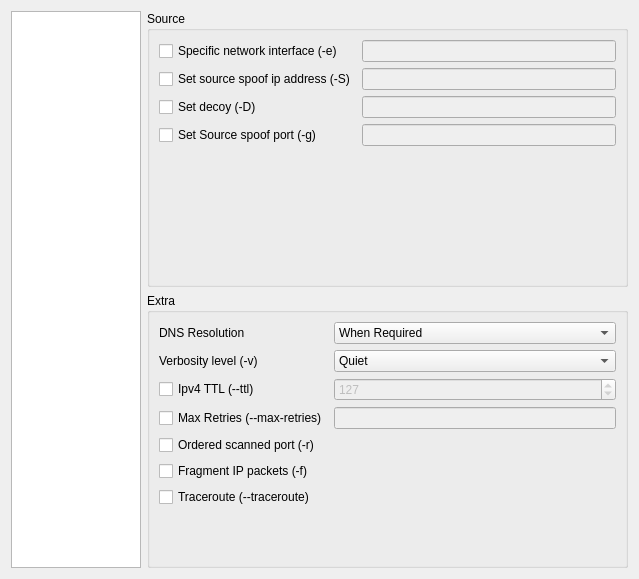
The window that src/app/ui/profilerdialog.ui (nmapsi4/nmapsi4) describes before a commit, drawn with Qt 5.
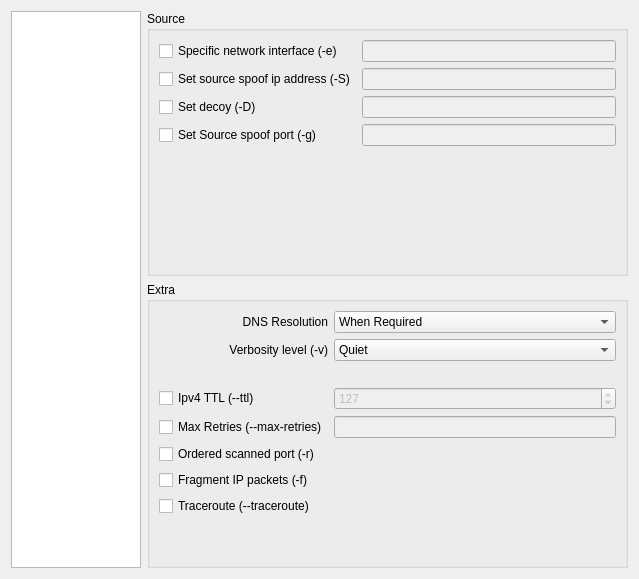
The same window after the commit. The open tabs and pages were chosen to show the change. Icons and pictures are not drawn.

Commit message: update QLabel align

Diff of the .ui file:
```diff
--- a/src/app/ui/profilerdialog.ui
+++ b/src/app/ui/profilerdialog.ui
@@ -962,6 +962,9 @@
                   <property name="text">
                    <string>DNS Resolution</string>
                   </property>
+                  <property name="alignment">
+                   <set>Qt::AlignRight|Qt::AlignTrailing|Qt::AlignVCenter</set>
+                  </property>
                   <property name="buddy">
                    <cstring>comboDNSResolv</cstring>
                   </property>
@@ -991,6 +994,9 @@
                   <property name="text">
                    <string>Verbosity level (-v)</string>
                   </property>
+                  <property name="alignment">
+                   <set>Qt::AlignRight|Qt::AlignTrailing|Qt::AlignVCenter</set>
+                  </property>
                   <property name="buddy">
                    <cstring>comboVerbosity</cstring>
                   </property>
@@ -1025,28 +1031,28 @@
                   </item>
                  </widget>
                 </item>
-                <item row="5" column="0">
+                <item row="6" column="0">
                  <widget class="QCheckBox" name="checkOrdered">
                   <property name="text">
                    <string>Ordered scanned port (-r)</string>
                   </property>
                  </widget>
                 </item>
-                <item row="6" column="0">
+                <item row="7" column="0">
                  <widget class="QCheckBox" name="checkFrag">
                   <property name="text">
                    <string>Fragment IP packets (-f)</string>
                   </property>
                  </widget>
                 </item>
-                <item row="3" column="0">
+                <item row="4" column="0">
                  <widget class="QCheckBox" name="TcheckIpv4ttl">
                   <property name="text">
                    <string>Ipv4 TTL (--ttl)</string>
                   </property>
                  </widget>
                 </item>
-                <item row="3" column="1">
+                <item row="4" column="1">
                  <widget class="QSpinBox" name="spinBoxIpv4ttl">
                   <property name="enabled">
                    <bool>false</bool>
@@ -1059,27 +1065,43 @@
                   </property>
                  </widget>
                 </item>
-                <item row="4" column="0">
+                <item row="5" column="0">
                  <widget class="QCheckBox" name="checkMaxRetries">
                   <property name="text">
                    <string>Max Retries (--max-retries)</string>
                   </property>
                  </widget>
                 </item>
-                <item row="4" column="1">
+                <item row="5" column="1">
                  <widget class="QLineEdit" name="lineMaxRetries">
                   <property name="enabled">
                    <bool>false</bool>
                   </property>
                  </widget>
                 </item>
-                <item row="7" column="0">
+                <item row="8" column="0">
                  <widget class="QCheckBox" name="checkTraceroute">
                   <property name="text">
                    <string>Traceroute (--traceroute)</string>
                   </property>
                  </widget>
                 </item>
+                <item row="3" column="1">
+                 <spacer name="verticalSpacer_10">
+                  <property name="orientation">
+                   <enum>Qt::Vertical</enum>
+                  </property>
+                  <property name="sizeType">
+                   <enum>QSizePolicy::Fixed</enum>
+                  </property>
+                  <property name="sizeHint" stdset="0">
+                   <size>
+                    <width>20</width>
+                    <height>20</height>
+                   </size>
+                  </property>
+                 </spacer>
+                </item>
                </layout>
               </item>
               <item>
```
Left out of the diff: 39 changed lines with no effect on the pictures. The commit also changes 4 other files.
